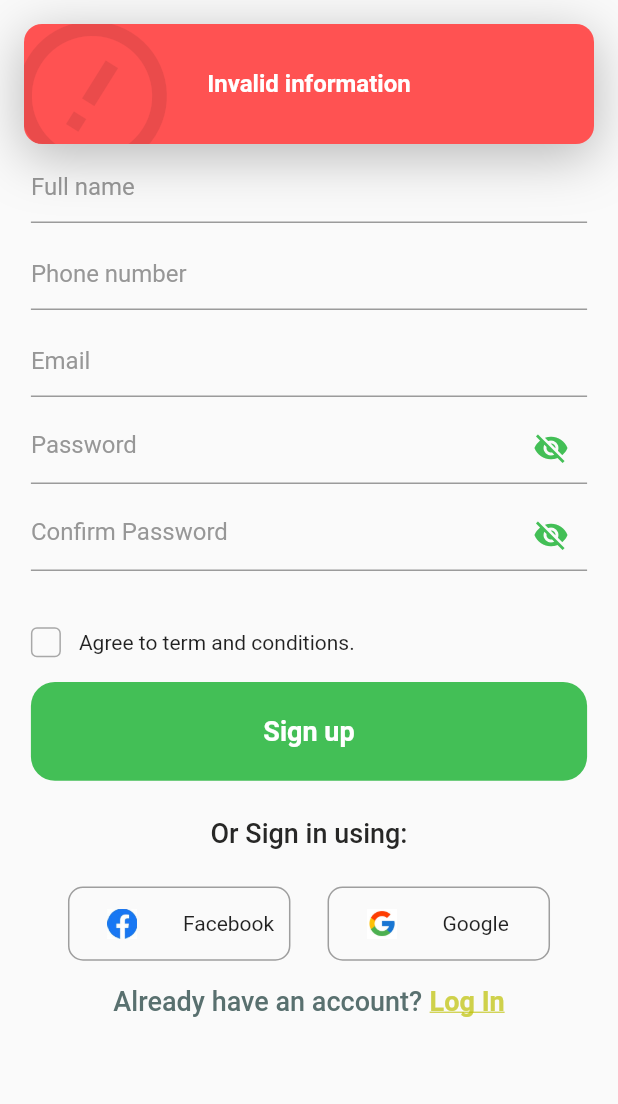
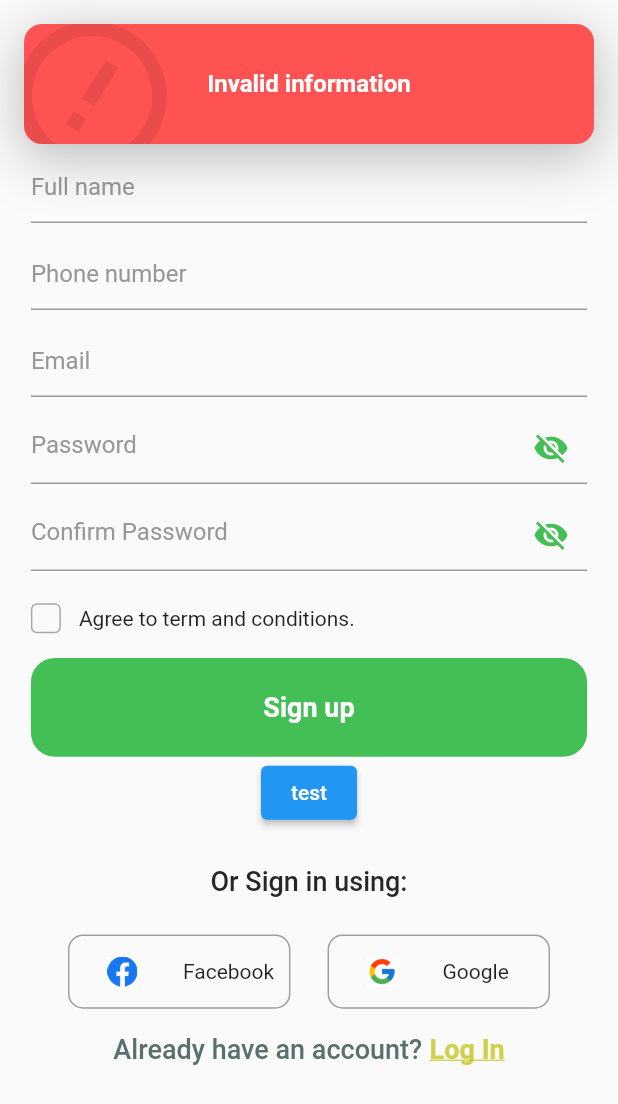
Before and after one commit to TranUy99/blood, a Flutter app: the SignUpScreen screen opened directly, after a tap on "Sign up", on a phone screen of 412 x 824 dp. Shown: the top 1104 px of the screen. Run offline on Flutter 3.47's test engine with Material 2 defaults, Android fonts, the phone set to English and light mode, and no system bars; drawn by our look-alikes of top_snackbar_flutter; our stand-ins replace carousel_slider, dio, flutter_rating_bar, retrofit, rxdart, shared_preferences and 1 more; accounts and stored records are empty; generated files the repository leaves out were written again; Roboto replaces fonts that are missing (Poppins).

```diff
--- a/lib/src/ui/homePage/screen/product_screen.dart
+++ b/lib/src/ui/homePage/screen/product_screen.dart
@@ -73,7 +73,7 @@ Widget build(BuildContext context) {
         GridView.builder(
           physics: const NeverScrollableScrollPhysics(),
           gridDelegate: const SliverGridDelegateWithFixedCrossAxisCount(
-            childAspectRatio: 0.9,
+            childAspectRatio: 0.75,
             crossAxisCount: 2,
             crossAxisSpacing: 5.0,
             mainAxisSpacing: 5.0,
--- a/lib/src/ui/homePage/widget/search.dart
+++ b/lib/src/ui/homePage/widget/search.dart
@@ -11,7 +11,7 @@ class _SearchState extends State<Search> {
   @override
   Widget build(BuildContext context) {
     return SizedBox(
-      width: MediaQuery.of(context).size.width * 0.8,
+      width: MediaQuery.of(context).size.width * 0.75,
       height: MediaQuery.of(context).size.height * 0.05,
       child: TextField(
         decoration: InputDecoration(
--- a/lib/src/ui/login_outPage/bloc/sign_up_bloc.dart
+++ b/lib/src/ui/login_outPage/bloc/sign_up_bloc.dart
@@ -6,17 +6,18 @@ import 'package:rxdart/rxdart.dart';
 import '../event/sign_up_event.dart';
 import '../state/sign_up_state.dart';
 
-class SignUpBloc{
-  var state = SignUpState([]);
-  final eventSignUpController = StreamController<SignUpEvent>();
-  final stateController = StreamController<SignUpState>();
-  SignUpBloc(){
-    eventSignUpController.stream.listen((event) {
-      state = SignUpState(event.saveInformation);
-      stateController.sink.add(state);
-    });
+class SignUpBloc {
+  late List<String> _registerList;
+  void updateInformation(List<String> registerList) {
+    _registerList = registerList;
+  }
+  void signUp() {
+    // Perform registration logic here
+    // You can use the _email and _password variables to submit the registration data
+    print(_registerList.join(', '));
   }
 }
+
 
 class SharedTextPasswordBloc extends ChangeNotifier {
   final _textFieldController = BehaviorSubject<String>();
--- a/lib/src/ui/login_outPage/screen/sign_up.dart
+++ b/lib/src/ui/login_outPage/screen/sign_up.dart
@@ -28,8 +28,9 @@ class _SignUpScreenState extends State<SignUpScreen> {
   TextEditingController textPasswordController = TextEditingController();
   TextEditingController textConfirmPasswordController = TextEditingController();
   bool obscure = true;
-  final bloc = SignUpBloc();
+  SignUpBloc signUpBloc = SignUpBloc();
   SharedTextPasswordBloc sharedTextBloc = SharedTextPasswordBloc();
+
 
   List<String> registerList() {
     List<TextEditingController> textEditingControllerList = [
@@ -105,13 +106,6 @@ class _SignUpScreenState extends State<SignUpScreen> {
                       sharedTextPasswordBloc: sharedTextBloc,
                       isConfirm: true,
                     ),
-                    StreamBuilder<SignUpState>(
-                      stream: bloc.stateController.stream,
-                      initialData: bloc.state,
-                      builder: (context, snapshot) {
-                        return Text(snapshot.data!.onUpdated.join(', '));
-                      },
-                    )
                   ]),
                 ),
                 Padding(
@@ -126,10 +120,12 @@ class _SignUpScreenState extends State<SignUpScreen> {
                         Validate.invalidateEmail(registerList()[2]) == false &&
                         Validate.checkInvalidateNewPassword(registerList()[3]) == false &&
                         Validate.checkNotEqualNewPassword(registerList()[3], registerList()[4]) == false){
-                      bloc.eventSignUpController.sink.add(SignUpEvent(registerList()));
+                      signUpBloc.updateInformation(registerList());
+                      signUpBloc.signUp();
                     }else{
                       showTopSnackBar(Overlay.of(context), CustomSnackBar.error(message: 'Invalid information'));
                     }
+
                   },
                   child: Padding(
                     padding: EdgeInsets.only(
@@ -139,6 +135,7 @@ class _SignUpScreenState extends State<SignUpScreen> {
                     ),
                   ),
                 ),
+                ElevatedButton(onPressed: () => signUpBloc.signUp(), child: Text('test')),
                 Padding(
                   padding: EdgeInsets.only(
                       top: MediaQuery.of(context).size.height * 0.03),
```
